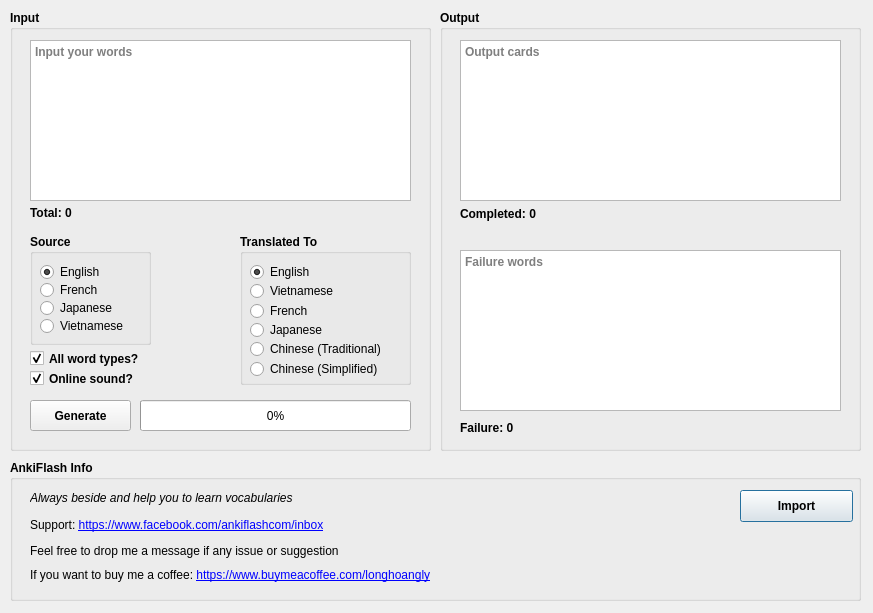
longhoangly/ankiflash-importer, file Ui/UiGenerator.ui: the form before one commit.
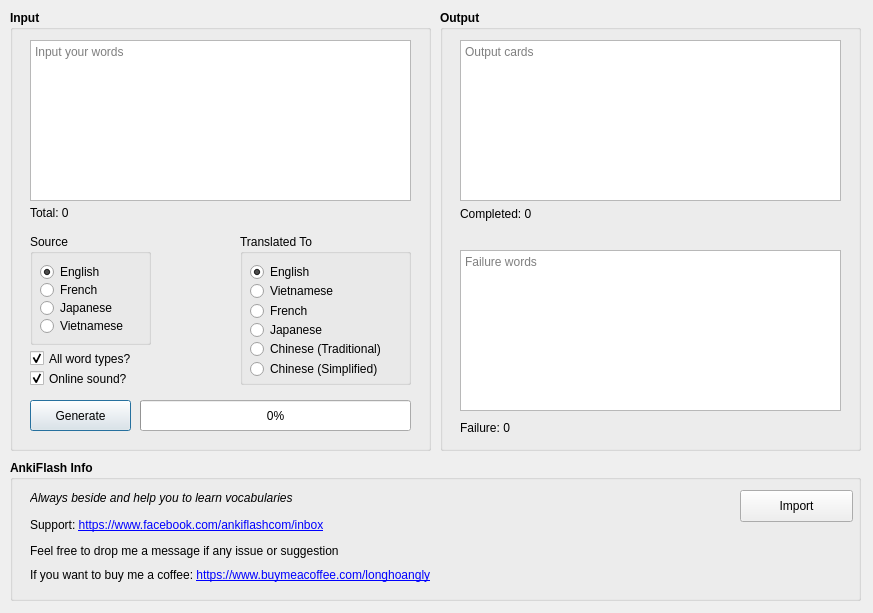
The form after the commit. Icons and pictures are not drawn.

Commit message: change UI font bold or normal refactor to have better message box warning / info

What changed in the file:
```diff
--- a/Ui/UiGenerator.ui
+++ b/Ui/UiGenerator.ui
@@ -50,6 +50,12 @@
       <height>161</height>
      </rect>
     </property>
+    <property name="font">
+     <font>
+      <weight>50</weight>
+      <bold>false</bold>
+     </font>
+    </property>
     <property name="focusPolicy">
      <enum>Qt::StrongFocus</enum>
     </property>
@@ -71,19 +77,13 @@
     </property>
     <property name="font">
      <font>
-      <weight>75</weight>
-      <bold>true</bold>
+      <weight>50</weight>
+      <bold>false</bold>
      </font>
     </property>
-    <property name="focusPolicy">
-     <enum>Qt::NoFocus</enum>
-    </property>
     <property name="toolTip">
      <string>Generate flashcards for the input words</string>
     </property>
-    <property name="autoFillBackground">
-     <bool>false</bool>
-    </property>
     <property name="text">
      <string>Generate</string>
     </property>
@@ -102,8 +102,8 @@
     </property>
     <property name="font">
      <font>
-      <weight>75</weight>
-      <bold>true</bold>
+      <weight>50</weight>
+      <bold>false</bold>
      </font>
     </property>
     <property name="text">
@@ -121,9 +121,9 @@
     </property>
     <property name="font">
      <font>
-      <weight>75</weight>
+      <weight>50</weight>
       <italic>false</italic>
-      <bold>true</bold>
+      <bold>false</bold>
       <strikeout>false</strikeout>
       <kerning>true</kerning>
      </font>
@@ -240,8 +240,8 @@
     </property>
     <property name="font">
      <font>
-      <weight>75</weight>
-      <bold>true</bold>
+      <weight>50</weight>
+      <bold>false</bold>
      </font>
     </property>
     <property name="title">
@@ -396,6 +396,12 @@
       <height>17</height>
      </rect>
     </property>
+    <property name="font">
+     <font>
+      <weight>50</weight>
+      <bold>false</bold>
+     </font>
+    </property>
     <property name="toolTip">
      <string>If a word has more than one type (noun, adjective, verb...), AnkiFlash will create cards for all of them</string>
     </property>
@@ -415,6 +421,12 @@
       <height>17</height>
      </rect>
     </property>
+    <property name="font">
+     <font>
+      <weight>50</weight>
+      <bold>false</bold>
+     </font>
+    </property>
     <property name="toolTip">
      <string>Usually, card sound will be downloaded to local computer. AnkiFlash provide an option to use online sound, your computer don't need to store sound file.</string>
     </property>
@@ -453,6 +465,12 @@
       <height>161</height>
      </rect>
     </property>
+    <property name="font">
+     <font>
+      <weight>50</weight>
+      <bold>false</bold>
+     </font>
+    </property>
     <property name="focusPolicy">
      <enum>Qt::StrongFocus</enum>
     </property>
@@ -474,8 +492,8 @@
     </property>
     <property name="font">
      <font>
-      <weight>75</weight>
-      <bold>true</bold>
+      <weight>50</weight>
+      <bold>false</bold>
      </font>
     </property>
     <property name="text">
@@ -493,8 +511,8 @@
     </property>
     <property name="font">
      <font>
-      <weight>75</weight>
-      <bold>true</bold>
+      <weight>50</weight>
+      <bold>false</bold>
      </font>
     </property>
     <property name="text">
@@ -510,6 +528,12 @@
       <height>161</height>
      </rect>
     </property>
+    <property name="font">
+     <font>
+      <weight>50</weight>
+      <bold>false</bold>
+     </font>
+    </property>
     <property name="focusPolicy">
      <enum>Qt::StrongFocus</enum>
     </property>
@@ -641,6 +665,12 @@
       <height>32</height>
      </rect>
     </property>
+    <property name="font">
+     <font>
+      <weight>50</weight>
+      <bold>false</bold>
+     </font>
+    </property>
     <property name="toolTip">
      <string>Cick here to import generated cards.</string>
     </property>
```
The commit also changes 6 other files.
